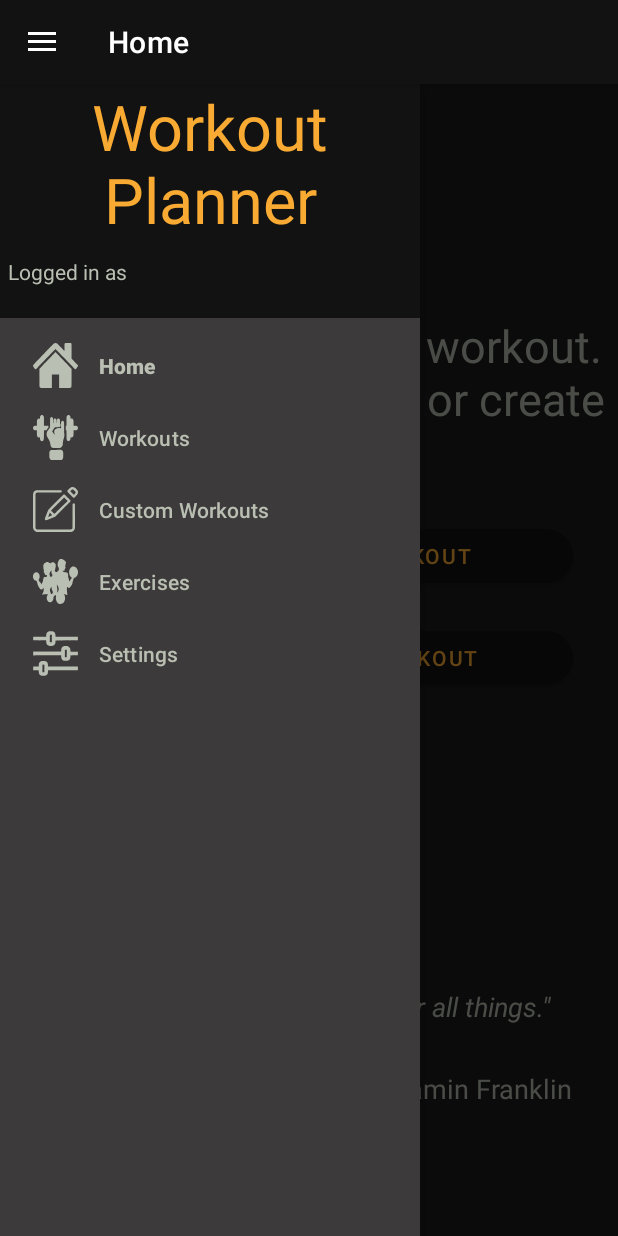
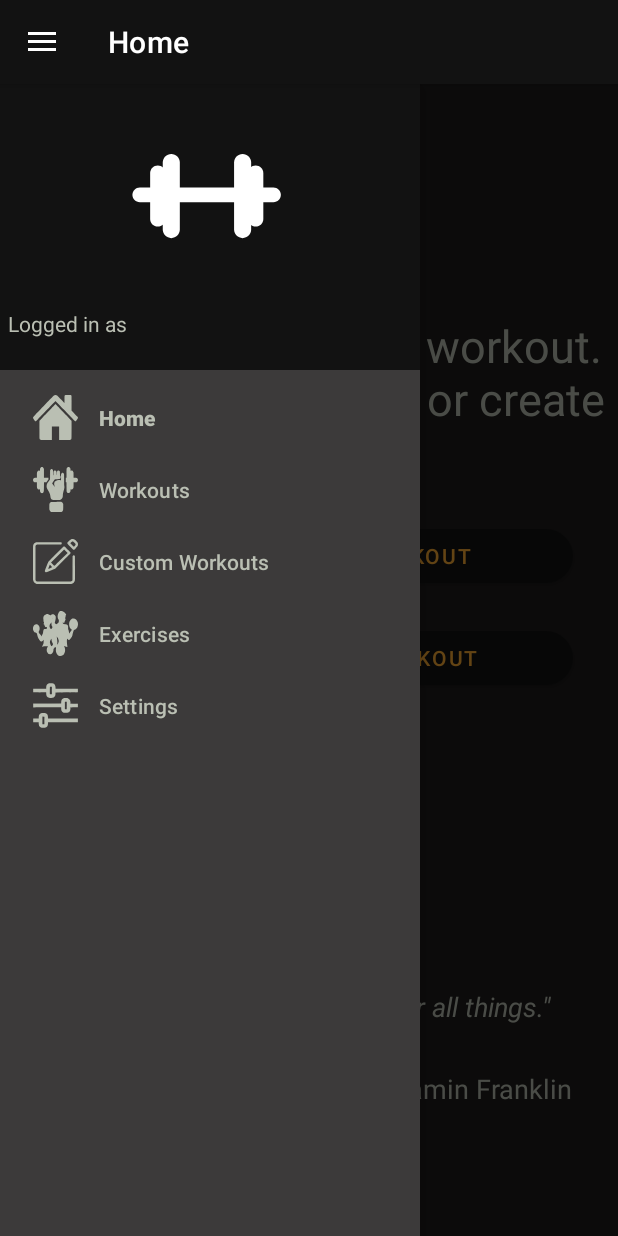
Before and after one commit to serges12/Workout-Planner, an Android app: the screen it shows after launch once a user with an empty profile is signed in (MainActivity), with the side drawer open, on a phone screen of 412 x 824 dp. Run offline under Robolectric (Android 15) with nearby library versions, the phone set to English and light mode, and no system bars; our stand-ins replace Firebase (no records; nobody signed in at launch, a user with empty details on screens opened directly), data binding, navigation-ui; Roboto replaces fonts that are not available here.

Commit message:
Added home button animation Added menu animation

```diff
--- /dev/null
+++ b/app/src/main/res/drawable/rounded_edge.xml
@@ -0,0 +1,19 @@
+<?xml version="1.0" encoding="utf-8"?>
+
+<ripple xmlns:android="http://schemas.android.com/apk/res/android"
+    xmlns:tools="http://schemas.android.com/tools"
+    android:color="@color/white"
+    tools:targetApi="lollipop"> <!-- ripple effect color -->
+    <item android:id="@android:id/background">
+        <shape
+            xmlns:android="http://schemas.android.com/apk/res/android"
+            android:shape="rectangle">
+            <solid
+                android:color="#171717" >
+            </solid>
+            <corners
+                android:radius="30dp"   >
+            </corners>
+        </shape>
+    </item>
+</ripple>
--- a/app/src/main/res/layout/activity_splash_screen.xml
+++ b/app/src/main/res/layout/activity_splash_screen.xml
@@ -51,13 +51,13 @@
 
     <TextView
         android:id="@+id/textView7"
-        android:layout_width="0dp"
+        android:layout_width="320dp"
         android:layout_height="wrap_content"
         android:text="Create, Manage and Share your workouts!"
         android:textAlignment="center"
         android:textAppearance="@style/TextAppearance.AppCompat.Body1"
         android:textColor="#FFFFFF"
-        android:textSize="25sp"
+        android:textSize="22sp"
         android:textStyle="bold"
         app:layout_constraintBottom_toBottomOf="parent"
         app:layout_constraintEnd_toEndOf="parent"
--- a/app/src/main/res/layout/drawer_menu_header.xml
+++ b/app/src/main/res/layout/drawer_menu_header.xml
@@ -6,24 +6,23 @@
     android:layout_height="wrap_content"
     android:background="@color/dark_gray">
 
-    <TextView
-        android:id="@+id/appNameText"
-        android:layout_width="wrap_content"
-        android:layout_height="wrap_content"
-        android:text="@string/app_name"
-        android:textAlignment="center"
-        android:textColor="@color/orange_500"
-        android:textSize="42sp"
+    <com.airbnb.lottie.LottieAnimationView
+        android:id="@+id/dumbbellAnimation2"
+        android:layout_width="0dp"
+        android:layout_height="150dp"
         app:layout_constraintEnd_toEndOf="parent"
         app:layout_constraintStart_toStartOf="parent"
-        app:layout_constraintTop_toTopOf="parent" />
+        app:layout_constraintTop_toTopOf="parent"
+        app:lottie_autoPlay="true"
+        app:lottie_loop="true"
+        app:lottie_rawRes="@raw/dumbbell_animation_2"
+        app:lottie_colorFilter="@color/white"/>
 
     <TextView
         android:id="@+id/emailText"
         android:layout_width="0dp"
         android:layout_height="wrap_content"
         android:layout_marginStart="5dp"
-        android:layout_marginTop="10dp"
         android:layout_marginEnd="5dp"
         android:layout_marginBottom="5dp"
         android:textColor="@color/light_gray"
@@ -31,5 +30,5 @@
         app:layout_constraintBottom_toBottomOf="parent"
         app:layout_constraintEnd_toEndOf="parent"
         app:layout_constraintStart_toStartOf="parent"
-        app:layout_constraintTop_toBottomOf="@+id/appNameText" />
+        app:layout_constraintTop_toBottomOf="@+id/dumbbellAnimation2" />
 </androidx.constraintlayout.widget.ConstraintLayout>
--- a/app/src/main/res/layout/fragment_home.xml
+++ b/app/src/main/res/layout/fragment_home.xml
@@ -12,7 +12,7 @@
         android:layout_width="match_parent"
         android:layout_height="wrap_content"
         android:layout_marginTop="50dp"
-        android:visibility="gone"
+        android:visibility="visible"
         app:layout_constraintBottom_toTopOf="@+id/QuoteLayout"
         app:layout_constraintEnd_toEndOf="parent"
         app:layout_constraintStart_toStartOf="parent"
@@ -42,20 +42,45 @@
             app:layout_constraintStart_toStartOf="parent"
             app:layout_constraintTop_toBottomOf="@+id/textView8" />
 
-        <Button
+        <androidx.constraintlayout.widget.ConstraintLayout
             android:id="@+id/buttonGoToCurrentWorkout"
-            android:layout_width="wrap_content"
-            android:layout_height="wrap_content"
+            android:layout_width="200dp"
+            android:layout_height="200dp"
             android:layout_marginTop="30dp"
-            android:text="Go To Current Workout"
-            android:textColor="@color/orange_500"
-            app:cornerRadius="24dp"
-            app:icon="@drawable/ic_muscle"
-            app:iconGravity="textTop"
-            app:iconPadding="20dp"
+            android:background="@drawable/rounded_edge"
+            android:clickable="true"
+            android:focusable="true"
+            android:padding="5dp"
             app:layout_constraintEnd_toEndOf="parent"
             app:layout_constraintStart_toStartOf="parent"
-            app:layout_constraintTop_toBottomOf="@+id/workoutNameText" />
+            app:layout_constraintTop_toBottomOf="@+id/workoutNameText">
+
+            <com.airbnb.lottie.LottieAnimationView
+                android:layout_width="match_parent"
+                android:layout_height="match_parent"
+                app:layout_constraintBottom_toTopOf="@+id/textView9"
+                app:layout_constraintEnd_toEndOf="parent"
+                app:layout_constraintStart_toStartOf="parent"
+                app:layout_constraintTop_toTopOf="parent"
+                app:lottie_autoPlay="true"
+                app:lottie_colorFilter="@color/white"
+                app:lottie_loop="true"
+                app:lottie_rawRes="@raw/muscle_animation" />
+
+            <TextView
+                android:id="@+id/textView9"
+                android:layout_width="wrap_content"
+                android:layout_height="wrap_content"
+                android:layout_marginBottom="15dp"
+                android:text="Go To Current Workout"
+                android:textAllCaps="true"
+                android:textColor="@color/orange_500"
+                android:textStyle="bold"
+                app:layout_constraintBottom_toBottomOf="parent"
+                app:layout_constraintEnd_toEndOf="parent"
+                app:layout_constraintStart_toStartOf="parent" />
+
+        </androidx.constraintlayout.widget.ConstraintLayout>
 
     </androidx.constraintlayout.widget.ConstraintLayout>
 
@@ -63,7 +88,7 @@
         android:id="@+id/NoWorkoutLayout"
         android:layout_width="0dp"
         android:layout_height="485dp"
-        android:visibility="visible"
+        android:visibility="gone"
         app:layout_constraintBottom_toTopOf="@+id/QuoteLayout"
         app:layout_constraintEnd_toEndOf="parent"
         app:layout_constraintStart_toStartOf="parent"
```
Also changed, not shown: app/src/main/res/raw/dumbbell_animation_2.json (added, +1 -0 lines), app/src/main/res/raw/muscle_animation.json (added, +1 -0 lines).
